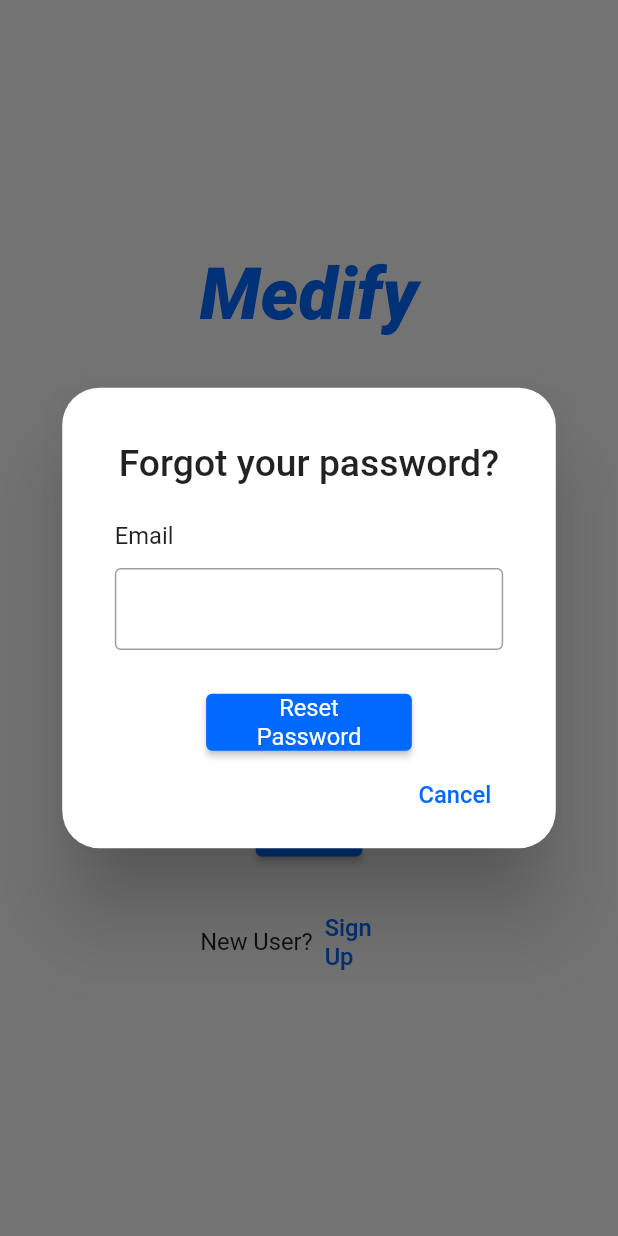
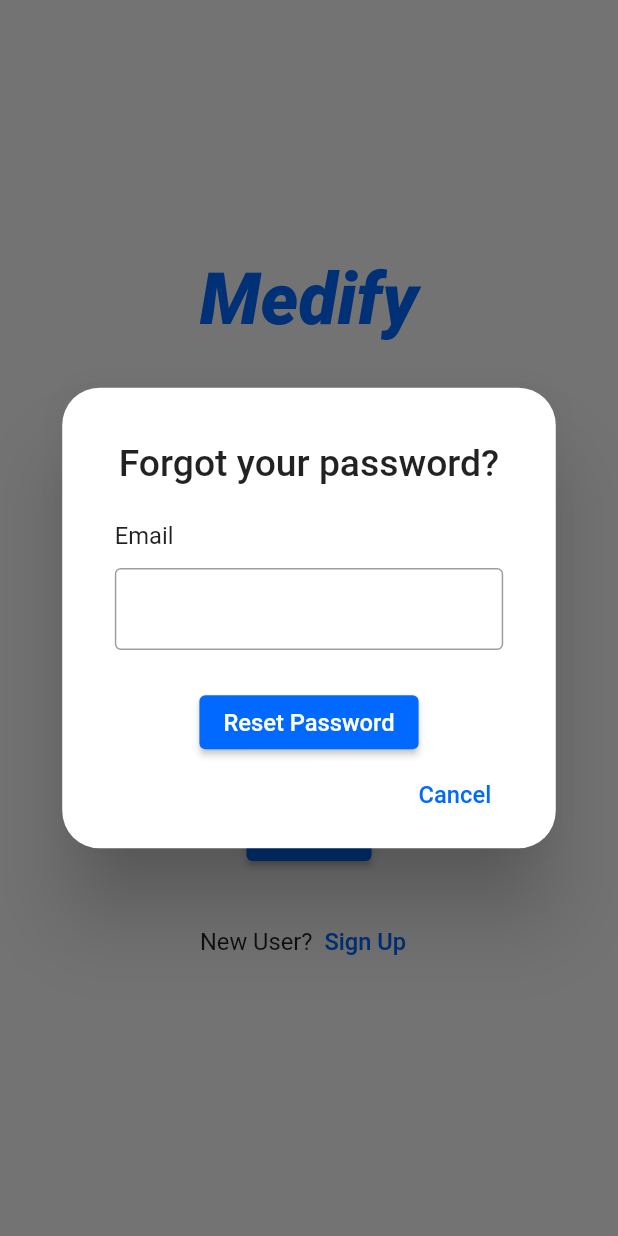
Before and after one commit to AbelSAnderson/Medify, a Flutter app: the RegisterScreen screen opened directly, after a tap on "Login", after a tap on "Reset Password?", on a phone screen of 412 x 824 dp. Run offline on Flutter 3.47's test engine with Material 2 defaults, Android fonts, the phone set to English and light mode, and no system bars; our stand-ins replace bloc, date_format, equatable, flutter_bloc, hive, responsive_framework and 1 more; accounts and stored records are empty; generated files the repository leaves out were written again.

Commit message:
#12 Fixed UI sizes
* #24 Fixed scaling issue for smaller devices

```diff
--- a/lib/screens/login_screen.dart
+++ b/lib/screens/login_screen.dart
@@ -156,10 +156,7 @@ class LoginScreen extends StatelessWidget {
         },
         style: ElevatedButton.styleFrom(
           primary: Theme.of(context).primaryColor,
-          textStyle: TextStyle(
-            color: Colors.purple,
-            fontSize: 14.sf,
-          ),
+          padding: EdgeInsets.symmetric(horizontal: 22.sh),
         ),
       ),
     );
@@ -173,9 +170,7 @@ class LoginScreen extends StatelessWidget {
           "New User?",
           style: TextStyle(fontSize: 14.sf),
         ),
-        Container(
-          width: 70.sh,
-          child: TextButton(
+        TextButton(
           style: TextButton.styleFrom(),
           child: Text(
             "Sign Up",
@@ -187,7 +182,6 @@ class LoginScreen extends StatelessWidget {
             ));
           },
         ),
-        )
       ],
     );
   }
--- a/lib/screens/register_screen.dart
+++ b/lib/screens/register_screen.dart
@@ -246,9 +246,7 @@ class RegisterScreen extends StatelessWidget {
           "Already have an account?",
           style: TextStyle(fontSize: 14.sf),
         ),
-        Container(
-          width: 53.sh,
-          child: TextButton(
+        TextButton(
           style: TextButton.styleFrom(),
           child: Text(
             "Login",
@@ -260,7 +258,6 @@ class RegisterScreen extends StatelessWidget {
             ));
           },
         ),
-        )
       ],
     );
   }
--- a/lib/widgets/reset_password_dialog.dart
+++ b/lib/widgets/reset_password_dialog.dart
@@ -64,13 +64,10 @@ class ResetPasswordDialog extends StatelessWidget {
   Widget _submitButton(BuildContext context) {
     return Center(
       child: ElevatedButton(
-        child: Container(
-          width: 105.sh,
-          child: Text(
-            "Reset Password",
-            textAlign: TextAlign.center,
-            style: TextStyle(fontSize: 14.sf),
-          ),
+        child: Text(
+          "Reset Password",
+          textAlign: TextAlign.center,
+          style: TextStyle(fontSize: 14.sf),
         ),
         onPressed: () {
           //Replace this with password resetting logic
@@ -78,10 +75,7 @@ class ResetPasswordDialog extends StatelessWidget {
         },
         style: ElevatedButton.styleFrom(
           primary: Theme.of(context).primaryColor,
-          textStyle: TextStyle(
-            color: Colors.purple,
-            fontSize: 14.sf,
-          ),
+          padding: EdgeInsets.symmetric(horizontal: 16.sh),
         ),
       ),
     );
```
Lines whose indentation alone changed are shown as unchanged.
